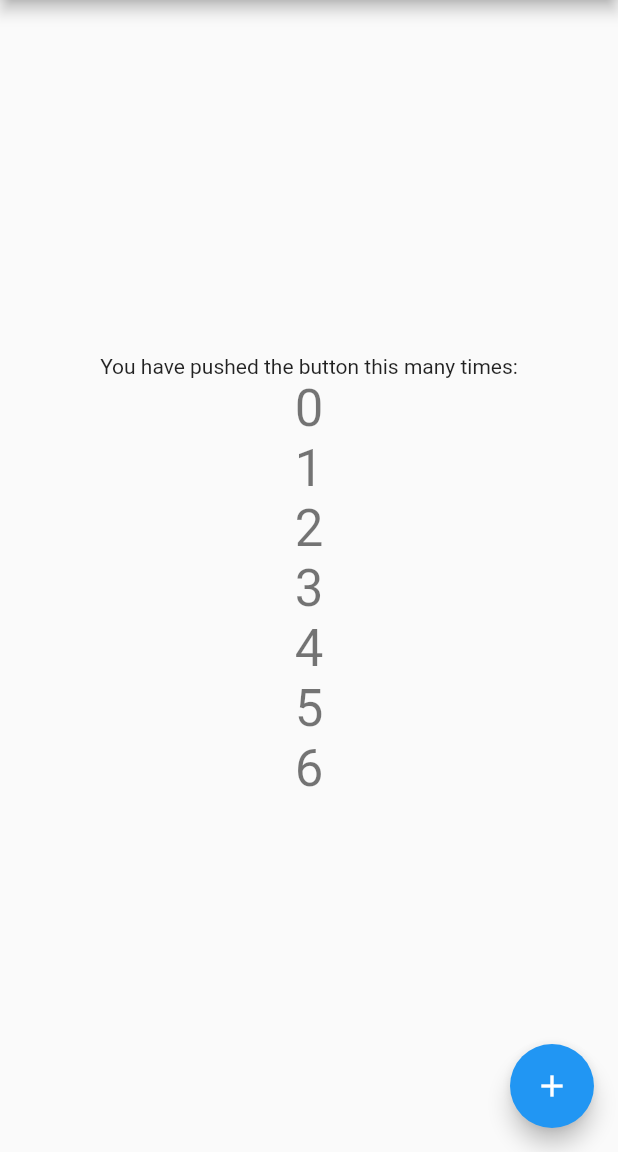
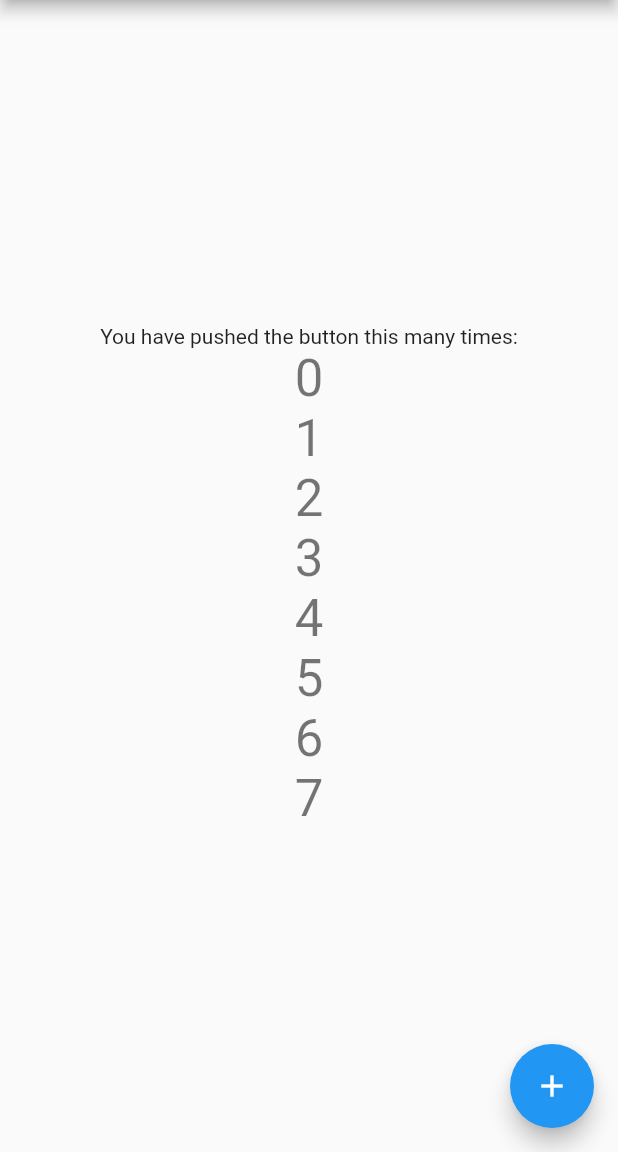
Before and after one commit to ItdaTeam/git_test, a Flutter app: the screen it shows after launch, on a phone screen of 412 x 824 dp, the part 84-1236 px from its top. Run offline on Flutter 3.47's test engine with Material 2 defaults, Android fonts, the phone set to English and light mode, and no system bars.

Commit message:
7추가
7추가

```diff
--- a/lib/main.dart
+++ b/lib/main.dart
@@ -110,6 +110,7 @@ class _MyHomePageState extends State<MyHomePage> {
             Text('4', style: Theme.of(context).textTheme.headline4,),
             Text('5', style: Theme.of(context).textTheme.headline4,),
             Text('6', style: Theme.of(context).textTheme.headline4,),
+            Text('7', style: Theme.of(context).textTheme.headline4,),
           ],
         ),
       ),
```
